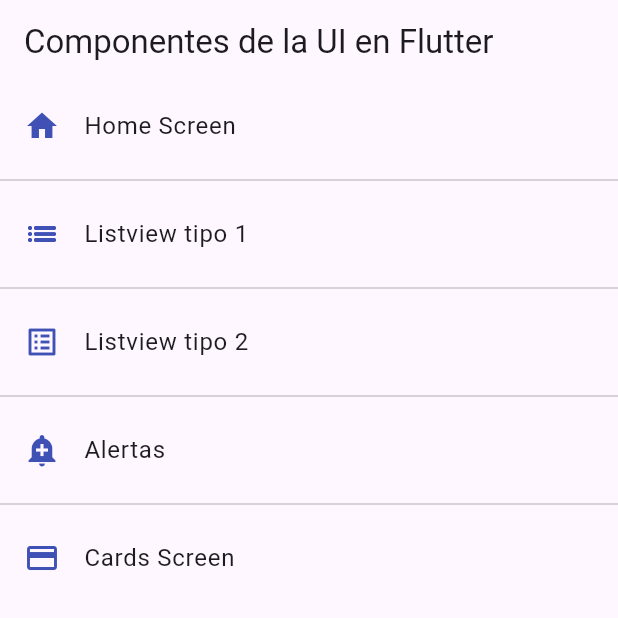
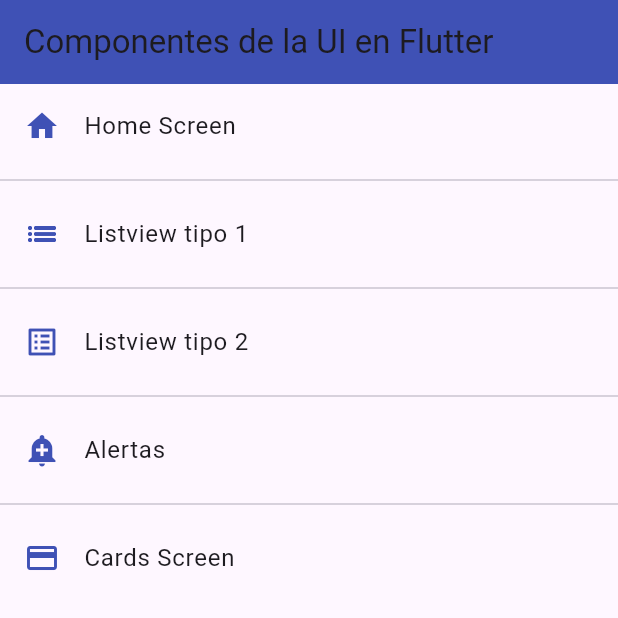
Before and after one commit to gnievap/course-components-flutter, a Flutter app: the screen it shows after launch, on a phone screen of 412 x 824 dp, the top half of it. Run offline on Flutter 3.47's test engine with Material 3 defaults, Android fonts, the phone set to English and light mode, and no system bars.

Commit message:
Application theme

```diff
--- a/lib/main.dart
+++ b/lib/main.dart
@@ -1,4 +1,5 @@
 import 'package:course_components/router/app_routes.dart';
+import 'package:course_components/theme/app_theme.dart';
 import 'package:flutter/material.dart';
 
 void main() => runApp(const MyApp());
@@ -9,10 +10,12 @@ class MyApp extends StatelessWidget {
   @override
   Widget build(BuildContext context) {
     return MaterialApp(
-        debugShowCheckedModeBanner: false,
-        title: 'Material App',
-        initialRoute: AppRoutes.initialRoute,
-        routes: AppRoutes.getAppRoutes(),
-        onGenerateRoute: AppRoutes.onGenerateRoute);
+      debugShowCheckedModeBanner: false,
+      title: 'Material App',
+      initialRoute: AppRoutes.initialRoute,
+      routes: AppRoutes.getAppRoutes(),
+      onGenerateRoute: AppRoutes.onGenerateRoute,
+      theme: AppTheme.lightTheme,
+    );
   }
 }
--- a/lib/screens/home_screen.dart
+++ b/lib/screens/home_screen.dart
@@ -11,7 +11,6 @@ class HomeScreen extends StatelessWidget {
     return Scaffold(
       appBar: AppBar(
         title: const Text('Componentes de la UI en Flutter'),
-        elevation: 0,
       ),
       body: ListView.separated(
         itemBuilder: (context, index) => ListTile(
--- a/lib/screens/listview2_screen.dart
+++ b/lib/screens/listview2_screen.dart
@@ -9,7 +9,6 @@ class ListView2Screen extends StatelessWidget {
     return Scaffold(
       appBar: AppBar(
         title: const Text('Listview Tipo 1'),
-        elevation: 0,
         backgroundColor: Colors.indigo,
       ),
       body: ListView.separated(
--- /dev/null
+++ b/lib/theme/app_theme.dart
@@ -0,0 +1,27 @@
+import 'package:flutter/material.dart';
+
+class AppTheme {
+  static const Color primary = Colors.indigo;
+
+  static final ThemeData lightTheme = ThemeData.light().copyWith(
+    // color primario
+    primaryColor: primary,
+    // AppBar Theme
+    appBarTheme: const AppBarTheme(
+      color: primary,
+      elevation: 0,
+    ),
+  );
+
+  static final ThemeData darkTheme = ThemeData.dark().copyWith(
+    // color primario
+    primaryColor: primary,
+    // AppBar Theme
+    appBarTheme: const AppBarTheme(
+      color: primary,
+      elevation: 0,
+    ),
+
+    scaffoldBackgroundColor: Colors.black,
+  );
+}
```
